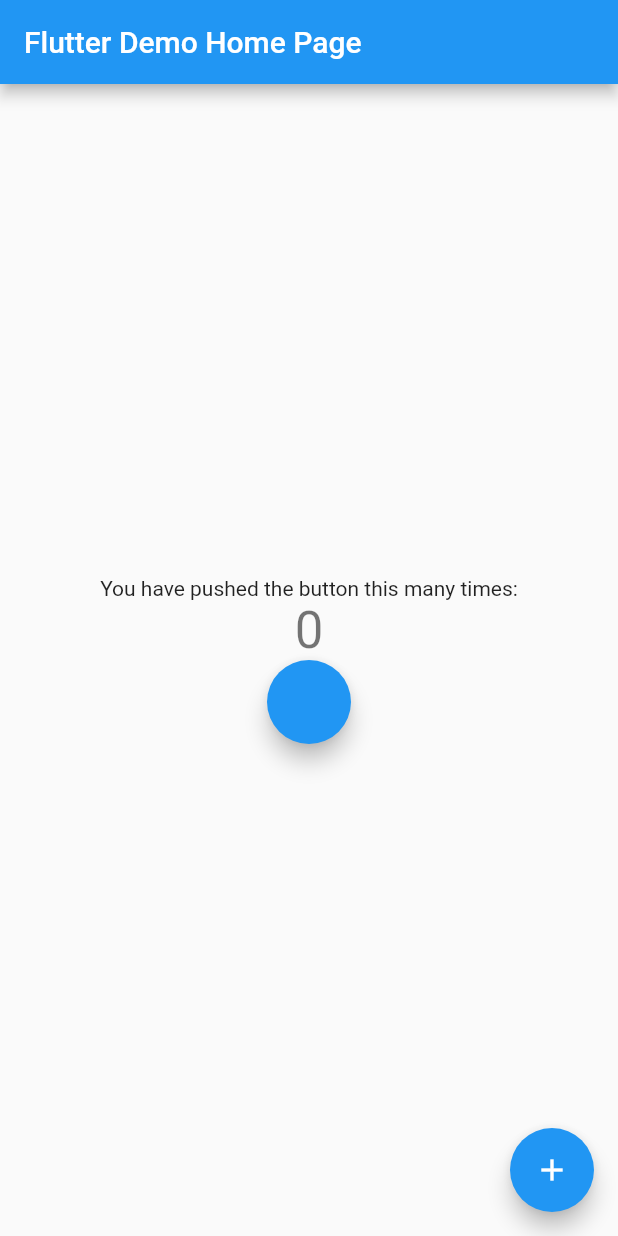
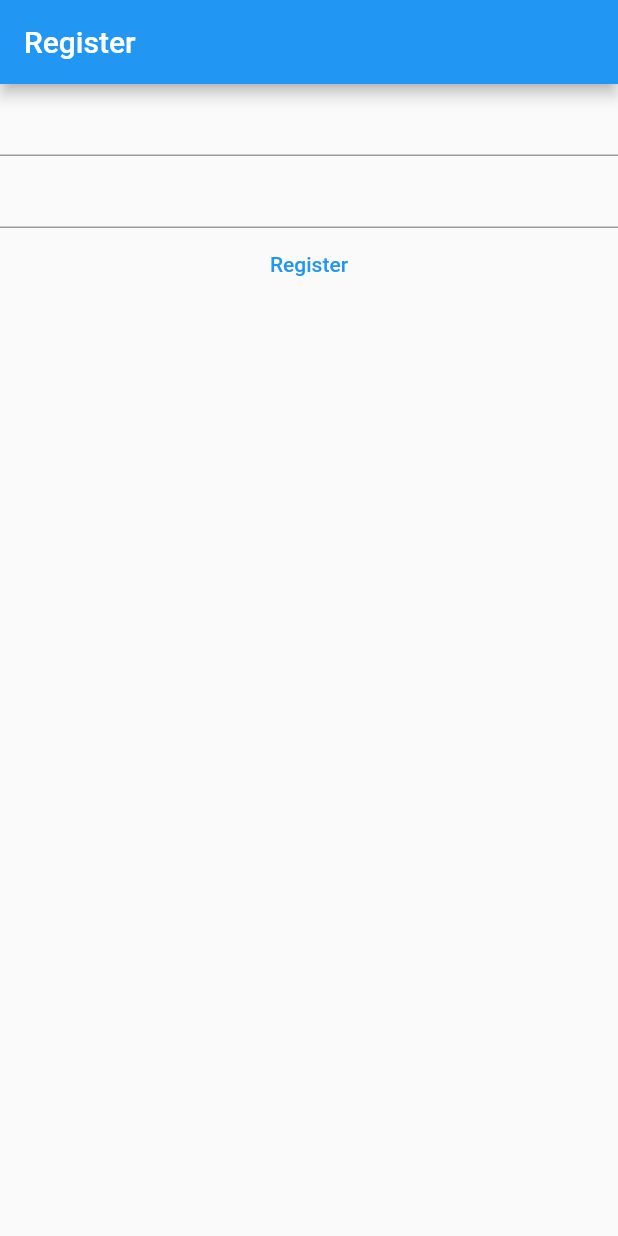
Before and after one commit to gabidron/notes_app, a Flutter app: the screen it shows after launch, on a phone screen of 412 x 824 dp. Run offline on Flutter 3.47's test engine with Material 2 defaults, Android fonts, the light colour scheme and no system bars; our stand-ins replace firebase_auth, firebase_core; accounts and stored records are empty.

Commit message:
basic template for register page

```diff
--- a/lib/main.dart
+++ b/lib/main.dart
@@ -1,3 +1,4 @@
+import 'package:firebase_auth/firebase_auth.dart';
 import 'package:flutter/material.dart';
 
 void main() {
@@ -11,72 +12,60 @@
   Widget build(BuildContext context) {
     return MaterialApp(
       title: 'Flutter Demo',
+      debugShowCheckedModeBanner: false,
       theme: ThemeData(
-
         primarySwatch: Colors.blue,
       ),
-      home: const MyHomePage(title: 'Flutter Demo Home Page'),
+      home: const HomePage(),
     );
   }
 }
 
-class MyHomePage extends StatefulWidget {
-  const MyHomePage({Key? key, required this.title}) : super(key: key);
-
-  final String title;
+class HomePage extends StatefulWidget {
+  const HomePage({Key? key}) : super(key: key);
 
   @override
-  State<MyHomePage> createState() => _MyHomePageState();
+  State<HomePage> createState() => _HomePageState();
 }
 
-class _MyHomePageState extends State<MyHomePage> {
-  int _counter = 0;
+class _HomePageState extends State<HomePage> {
+  late final TextEditingController _emailController;
+  late final TextEditingController _passController;
 
-  void _incrementCounter() {
-    setState(() {
+  @override
+  void initState() {
+    _emailController = TextEditingController();
+    _passController = TextEditingController();
 
-      _counter++;
-    });
-  }
-
-    void _decrementCounter() {
-    setState(() {
-
-      _counter--;
-    });
+    super.initState();
   }
 
   @override
   Widget build(BuildContext context) {
-
     return Scaffold(
       appBar: AppBar(
-
-        title: Text(widget.title),
+        title: const Text('Register'),
       ),
-      body: Center(
-
-        child: Column(
-
-          mainAxisAlignment: MainAxisAlignment.center,
-          children: <Widget>[
-            const Text(
-              'You have pushed the button this many times:',
-            ),
-            Text(
-              '$_counter',
-              style: Theme.of(context).textTheme.headline4,
-            ),
-            FloatingActionButton(onPressed: _decrementCounter),
-          ],
-        ),
-
+      body: Column(
+        children: [
+          TextField(controller: _emailController),
+          TextField(controller: _passController),
+          TextButton(
+            child: const Text('Register'),
+            onPressed: () async {
+              // print(FirebaseAuth.instance.currentUser);
+            },
+          ),
+        ],
       ),
-      floatingActionButton: FloatingActionButton(
-        onPressed: _incrementCounter,
-        tooltip: 'Increment',
-        child: const Icon(Icons.add),
-      ), // This trailing comma makes auto-formatting nicer for build methods.
     );
   }
+
+  @override
+  void dispose() {
+    _emailController.dispose();
+    _passController.dispose();
+
+    super.dispose();
+  }
 }
```
